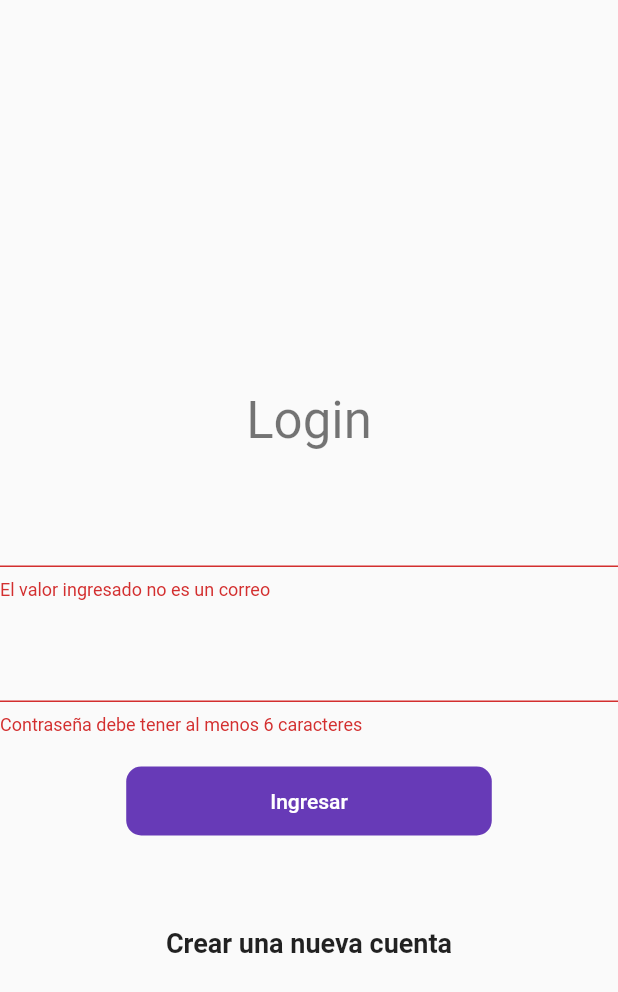
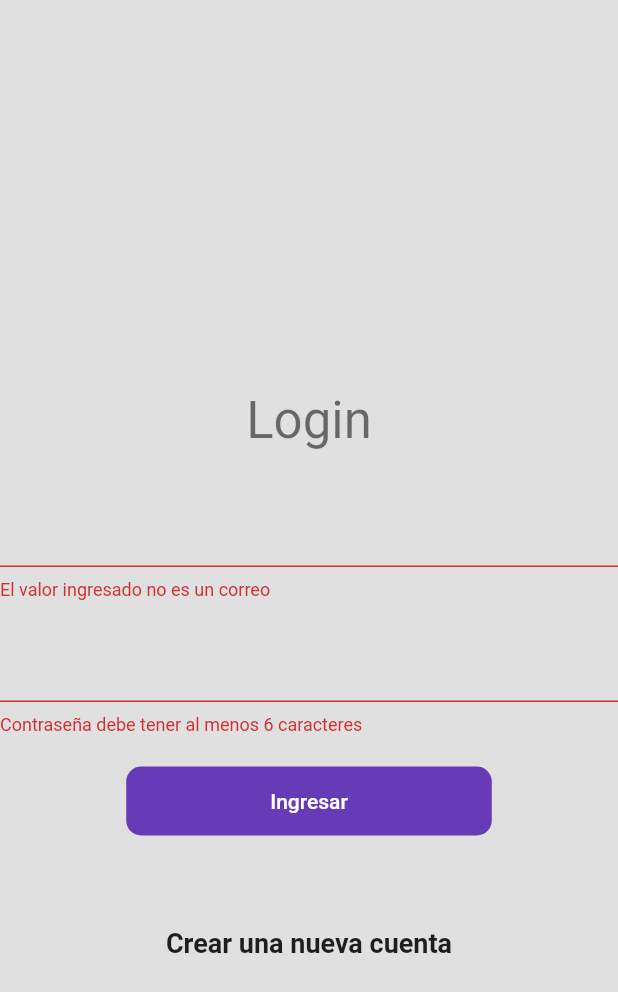
Before and after one commit to arejula27/productos, a Flutter app: the screen it shows after launch, after a tap on "Ingresar", on a phone screen of 412 x 824 dp. Shown: the top 992 px of the screen. Run offline on Flutter 3.47's test engine with Material 2 defaults, Android fonts, the phone set to English and light mode, and no system bars.

Commit message:
estdo de valores y navegacion

```diff
--- a/lib/main.dart
+++ b/lib/main.dart
@@ -16,6 +16,8 @@ class MyApp extends StatelessWidget {
         'login': (_) => const LoginScreen(),
         'home': (_) => const HomeScreen(),
       },
+      theme:
+          ThemeData.light().copyWith(scaffoldBackgroundColor: Colors.grey[300]),
     );
   }
 }
--- a/lib/providers/login_form_provider.dart
+++ b/lib/providers/login_form_provider.dart
@@ -11,7 +11,6 @@ class LoginFormProvider extends ChangeNotifier {
   //bool isLoading ;
   bool isValidForm() {
     //si no es valido, no hacemos nada, el propio formulario ya muestra los errores
-    print(formKey.currentState?.validate() ?? false);
     return formKey.currentState?.validate() ?? false;
   }
 }
--- a/lib/screen/home_screen.dart
+++ b/lib/screen/home_screen.dart
@@ -5,6 +5,6 @@ class HomeScreen extends StatelessWidget {
 
   @override
   Widget build(BuildContext context) {
-    return Container();
+    return Scaffold();
   }
 }
--- a/lib/screen/login_screen.dart
+++ b/lib/screen/login_screen.dart
@@ -51,6 +51,8 @@ class _LoginForm extends StatelessWidget {
     //indicamos que tipo de provider queremos y nos lo guardamos.
     final loginForm = Provider.of<LoginFormProvider>(context);
     return Form(
+      //esta clave sera usada por el provider para interactuar con el form y conocer
+      //su estado, es inizaliada en el provider.
       key: loginForm.formKey,
       //se evalua por pirmera vez al tocar el form
       autovalidateMode: AutovalidateMode.onUserInteraction,
@@ -64,6 +66,7 @@ class _LoginForm extends StatelessWidget {
                 labelText: 'Correo electrónico',
                 prefixIcon: Icons.alternate_email_rounded),
 
+            onChanged: (value) => loginForm.email = value,
             //si es corrector devuelve null, sino el string del error
             validator: (value) {
               String pattern =
@@ -87,6 +90,7 @@ class _LoginForm extends StatelessWidget {
                 hintText: '*****',
                 labelText: 'Contraseña',
                 prefixIcon: Icons.lock_outline),
+            onChanged: (value) => loginForm.password = value,
             validator: (value) {
               return (value != null && value.length > 6)
                   ? null
@@ -112,7 +116,10 @@ class _LoginForm extends StatelessWidget {
               ),
               onPressed: () {
                 //llamamso a un método del provider
-                loginForm.isValidForm();
+                if (!loginForm.isValidForm()) {
+                  return;
+                }
+                Navigator.pushReplacementNamed(context, "home");
               })
         ],
       ),
```
